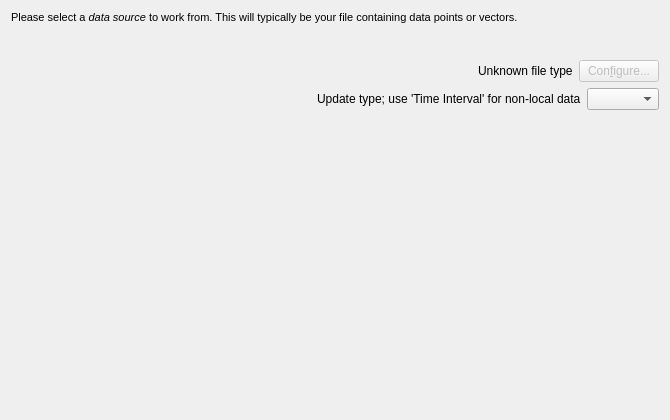
Kst-plot/kst, file src/libkstapp/datawizardpagedatasource.ui: the form before one commit.
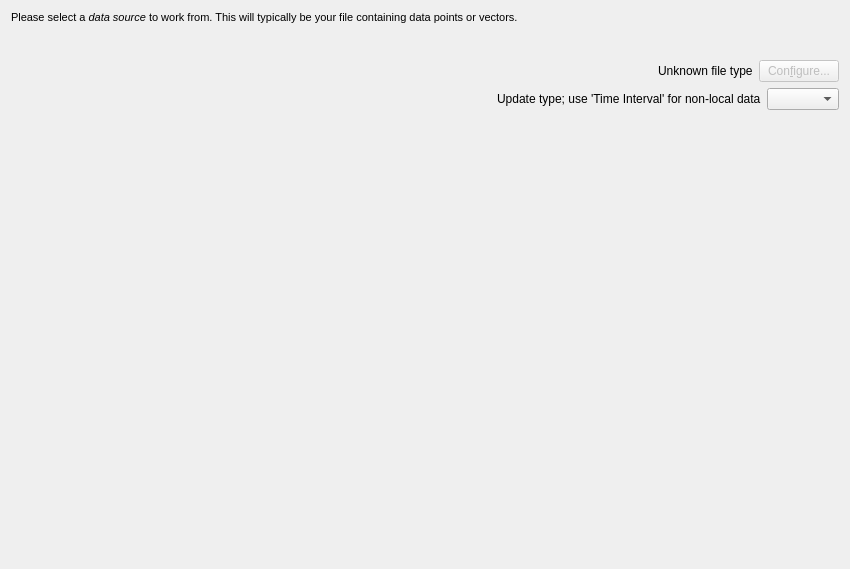
The form after the commit. Custom widgets are drawn as their Qt base class.

```diff
--- a/src/libkstapp/datawizardpagedatasource.ui
+++ b/src/libkstapp/datawizardpagedatasource.ui
@@ -6,8 +6,8 @@
    <rect>
     <x>0</x>
     <y>0</y>
-    <width>670</width>
-    <height>420</height>
+    <width>850</width>
+    <height>569</height>
    </rect>
   </property>
   <property name="minimumSize">
@@ -45,7 +45,7 @@
      <item>
       <widget class="Kst::DataSourceSelector" name="_url" native="true">
        <property name="sizePolicy">
-        <sizepolicy hsizetype="Preferred" vsizetype="Preferred">
+        <sizepolicy hsizetype="Preferred" vsizetype="Fixed">
          <horstretch>0</horstretch>
          <verstretch>0</verstretch>
         </sizepolicy>
```
